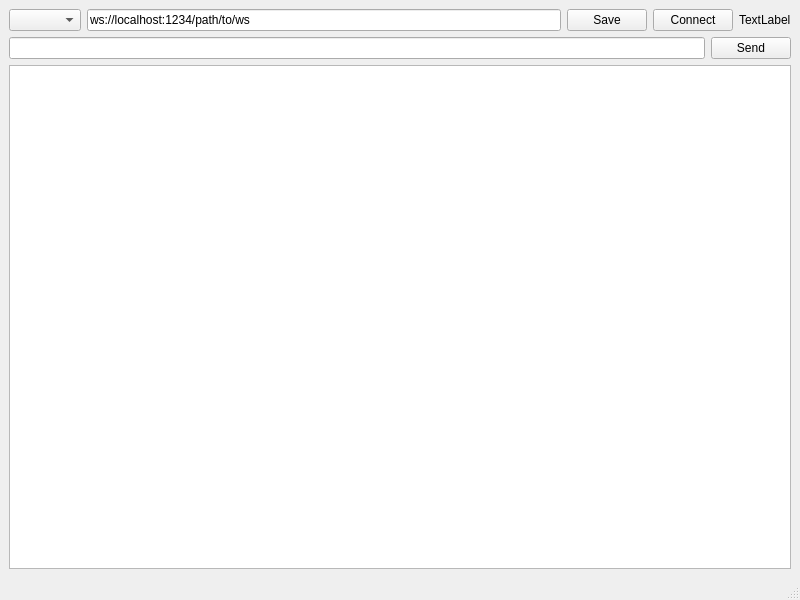
The window that mainwindow.ui (0xFEEDC0DE64/qtwebsockettester) describes before a commit, drawn with Qt 5.
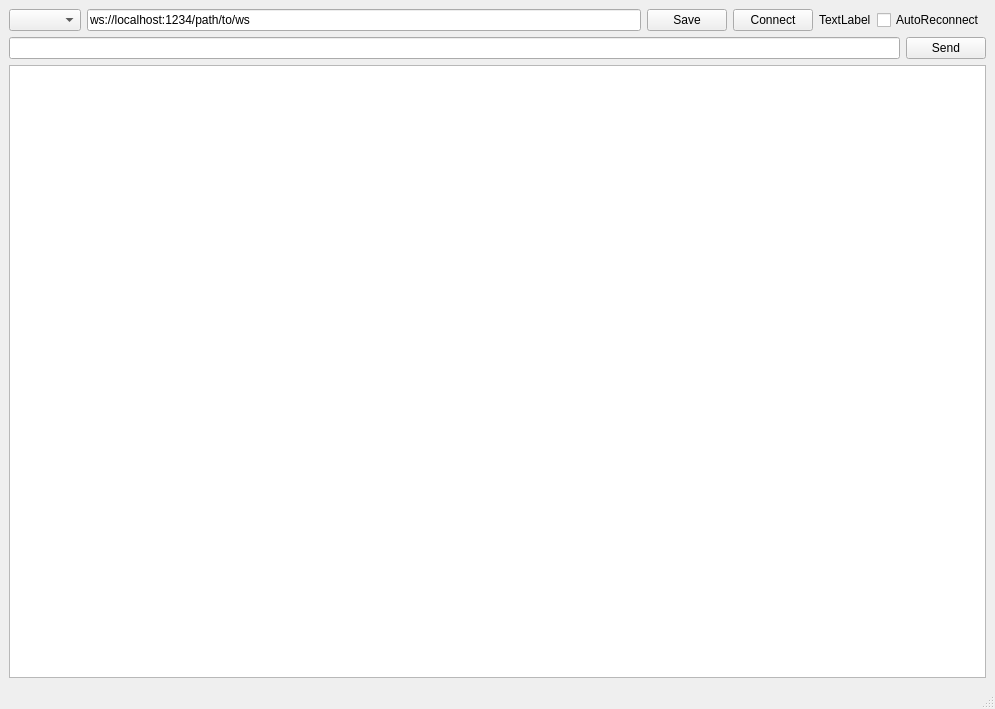
The same window after the commit.

Commit message: Added autoreconncet, resized window

What changed in the file:
```diff
--- a/mainwindow.ui
+++ b/mainwindow.ui
@@ -6,8 +6,8 @@
    <rect>
     <x>0</x>
     <y>0</y>
-    <width>800</width>
-    <height>600</height>
+    <width>995</width>
+    <height>709</height>
    </rect>
   </property>
   <property name="windowTitle">
@@ -61,6 +61,22 @@
         </property>
        </widget>
       </item>
+      <item>
+       <widget class="QCheckBox" name="autoReconnectBox">
+        <property name="enabled">
+         <bool>true</bool>
+        </property>
+        <property name="text">
+         <string>AutoReconnect</string>
+        </property>
+        <property name="checked">
+         <bool>false</bool>
+        </property>
+        <property name="autoRepeat">
+         <bool>false</bool>
+        </property>
+       </widget>
+      </item>
      </layout>
     </item>
     <item>
```
The commit also changes 2 other files.
